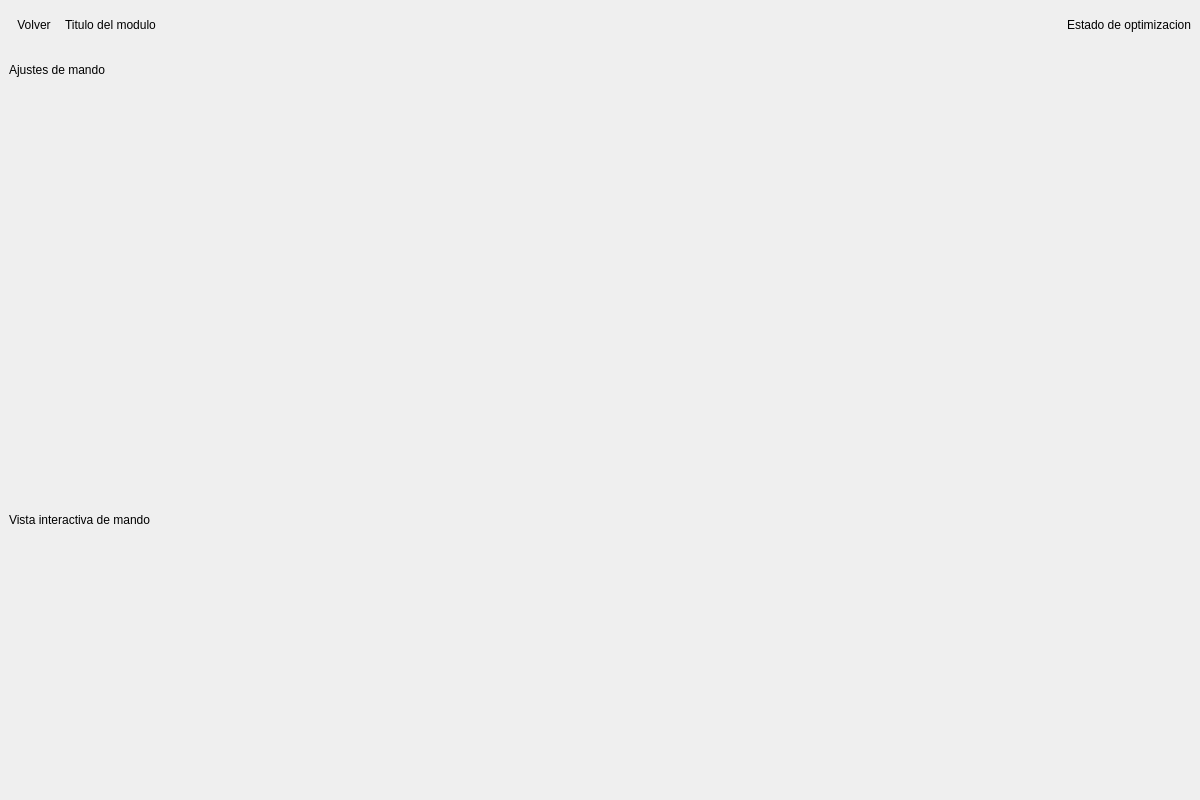
The window that src/ui/modules/consoles/consoles.ui (victorardila/gamextation-emu) describes before a commit, drawn with Qt 5.
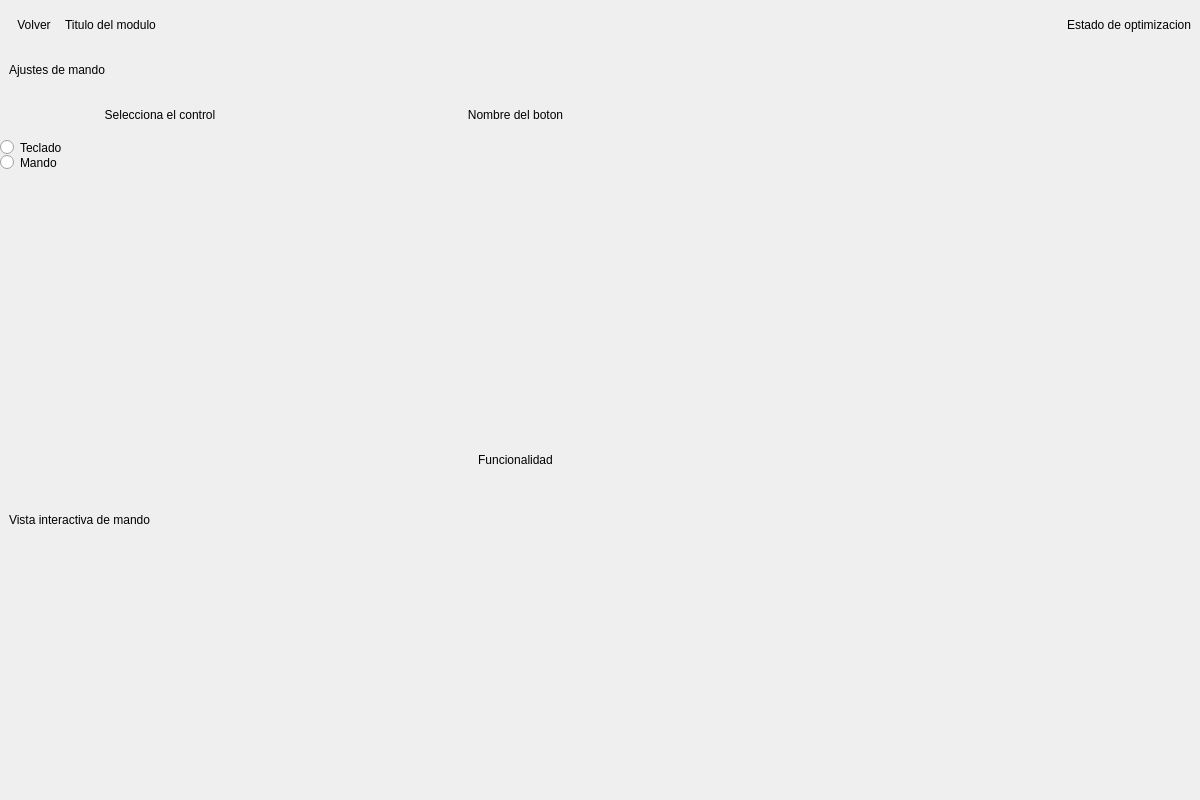
The same window after the commit. Custom widgets are drawn as their Qt base class.

Commit message: Personalizacion de teclado interactivo

The edit to the form file:
```diff
--- a/src/ui/modules/consoles/consoles.ui
+++ b/src/ui/modules/consoles/consoles.ui
@@ -197,6 +197,210 @@
                   <property name="frameShadow">
                    <enum>QFrame::Raised</enum>
                   </property>
+                  <layout class="QHBoxLayout" name="horizontalLayout_4">
+                   <property name="spacing">
+                    <number>0</number>
+                   </property>
+                   <property name="leftMargin">
+                    <number>0</number>
+                   </property>
+                   <property name="topMargin">
+                    <number>0</number>
+                   </property>
+                   <property name="rightMargin">
+                    <number>0</number>
+                   </property>
+                   <property name="bottomMargin">
+                    <number>0</number>
+                   </property>
+                   <item>
+                    <widget class="QFrame" name="select_controller_options">
+                     <property name="frameShape">
+                      <enum>QFrame::StyledPanel</enum>
+                     </property>
+                     <property name="frameShadow">
+                      <enum>QFrame::Raised</enum>
+                     </property>
+                     <layout class="QVBoxLayout" name="verticalLayout_8">
+                      <property name="spacing">
+                       <number>0</number>
+                      </property>
+                      <property name="leftMargin">
+                       <number>0</number>
+                      </property>
+                      <property name="topMargin">
+                       <number>0</number>
+                      </property>
+                      <property name="rightMargin">
+                       <number>0</number>
+                      </property>
+                      <property name="bottomMargin">
+                       <number>0</number>
+                      </property>
+                      <item>
+                       <widget class="QLabel" name="label_tittle_options">
+                        <property name="sizePolicy">
+                         <sizepolicy hsizetype="Preferred" vsizetype="Fixed">
+                          <horstretch>0</horstretch>
+                          <verstretch>0</verstretch>
+                         </sizepolicy>
+                        </property>
+                        <property name="minimumSize">
+                         <size>
+                          <width>0</width>
+                          <height>50</height>
+                         </size>
+                        </property>
+                        <property name="maximumSize">
+                         <size>
+                          <width>16777215</width>
+                          <height>50</height>
+                         </size>
+                        </property>
+                        <property name="text">
+                         <string>Selecciona el control</string>
+                        </property>
+                        <property name="alignment">
+                         <set>Qt::AlignCenter</set>
+                        </property>
+                       </widget>
+                      </item>
+                      <item>
+                       <widget class="QRadioButton" name="option_keyboard">
+                        <property name="text">
+                         <string>Teclado</string>
+                        </property>
+                       </widget>
+                      </item>
+                      <item>
+                       <widget class="QRadioButton" name="option_controller">
+                        <property name="text">
+                         <string>Mando</string>
+                        </property>
+                       </widget>
+                      </item>
+                      <item>
+                       <widget class="QFrame" name="frame">
+                        <property name="frameShape">
+                         <enum>QFrame::StyledPanel</enum>
+                        </property>
+                        <property name="frameShadow">
+                         <enum>QFrame::Raised</enum>
+                        </property>
+                       </widget>
+                      </item>
+                     </layout>
+                    </widget>
+                   </item>
+                   <item>
+                    <widget class="QFrame" name="select_button_functiion">
+                     <property name="sizePolicy">
+                      <sizepolicy hsizetype="Fixed" vsizetype="Preferred">
+                       <horstretch>0</horstretch>
+                       <verstretch>0</verstretch>
+                      </sizepolicy>
+                     </property>
+                     <property name="minimumSize">
+                      <size>
+                       <width>400</width>
+                       <height>0</height>
+                      </size>
+                     </property>
+                     <property name="maximumSize">
+                      <size>
+                       <width>400</width>
+                       <height>16777215</height>
+                      </size>
+                     </property>
+                     <property name="frameShape">
+                      <enum>QFrame::StyledPanel</enum>
+                     </property>
+                     <property name="frameShadow">
+                      <enum>QFrame::Raised</enum>
+                     </property>
+                     <layout class="QVBoxLayout" name="verticalLayout">
+                      <property name="spacing">
+                       <number>0</number>
+                      </property>
+                      <property name="leftMargin">
+                       <number>0</number>
+                      </property>
+                      <property name="topMargin">
+                       <number>0</number>
+                      </property>
+                      <property name="bottomMargin">
+                       <number>0</number>
+                      </property>
+                      <item>
+                       <widget class="QLabel" name="label_button_name">
+                        <property name="sizePolicy">
+                         <sizepolicy hsizetype="Preferred" vsizetype="Fixed">
+                          <horstretch>0</horstretch>
+                          <verstretch>0</verstretch>
+                         </sizepolicy>
+                        </property>
+                        <property name="minimumSize">
+                         <size>
+                          <width>0</width>
+                          <height>50</height>
+                         </size>
+                        </property>
+                        <property name="maximumSize">
+                         <size>
+                          <width>16777215</width>
+                          <height>50</height>
+                         </size>
+                        </property>
+                        <property name="text">
+                         <string>Nombre del boton</string>
+                        </property>
+                        <property name="alignment">
+                         <set>Qt::AlignCenter</set>
+                        </property>
+                       </widget>
+                      </item>
+                      <item>
+                       <widget class="QFrame" name="selected_button">
+                        <property name="frameShape">
+                         <enum>QFrame::StyledPanel</enum>
+                        </property>
+                        <property name="frameShadow">
+                         <enum>QFrame::Raised</enum>
+                        </property>
+                       </widget>
+                      </item>
+                      <item>
+                       <widget class="QLabel" name="label_button_functinality">
+                        <property name="sizePolicy">
+                         <sizepolicy hsizetype="Preferred" vsizetype="Fixed">
+                          <horstretch>0</horstretch>
+                          <verstretch>0</verstretch>
+                         </sizepolicy>
+                        </property>
+                        <property name="minimumSize">
+                         <size>
+                          <width>0</width>
+                          <height>80</height>
+                         </size>
+                        </property>
+                        <property name="maximumSize">
+                         <size>
+                          <width>16777215</width>
+                          <height>80</height>
+                         </size>
+                        </property>
+                        <property name="text">
+                         <string>Funcionalidad</string>
+                        </property>
+                        <property name="alignment">
+                         <set>Qt::AlignCenter</set>
+                        </property>
+                       </widget>
+                      </item>
+                     </layout>
+                    </widget>
+                   </item>
+                  </layout>
                  </widget>
                 </item>
                </layout>
```
Left out of the diff: 8 changed lines with no effect on the pictures. The commit also changes 2 other files.
